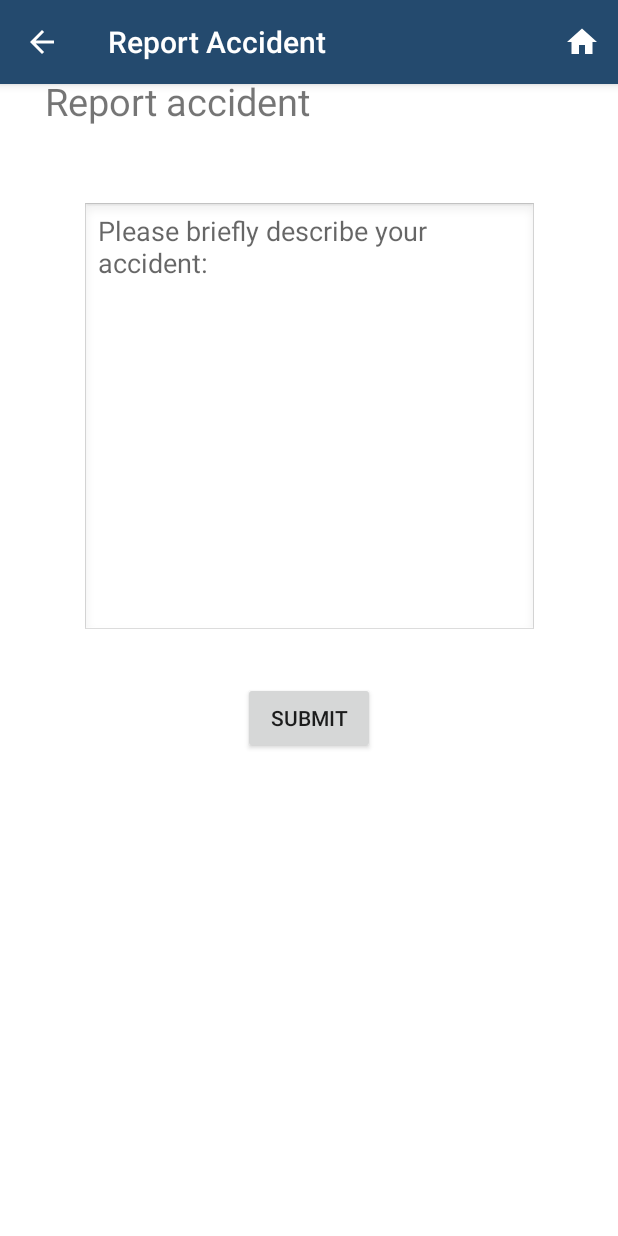
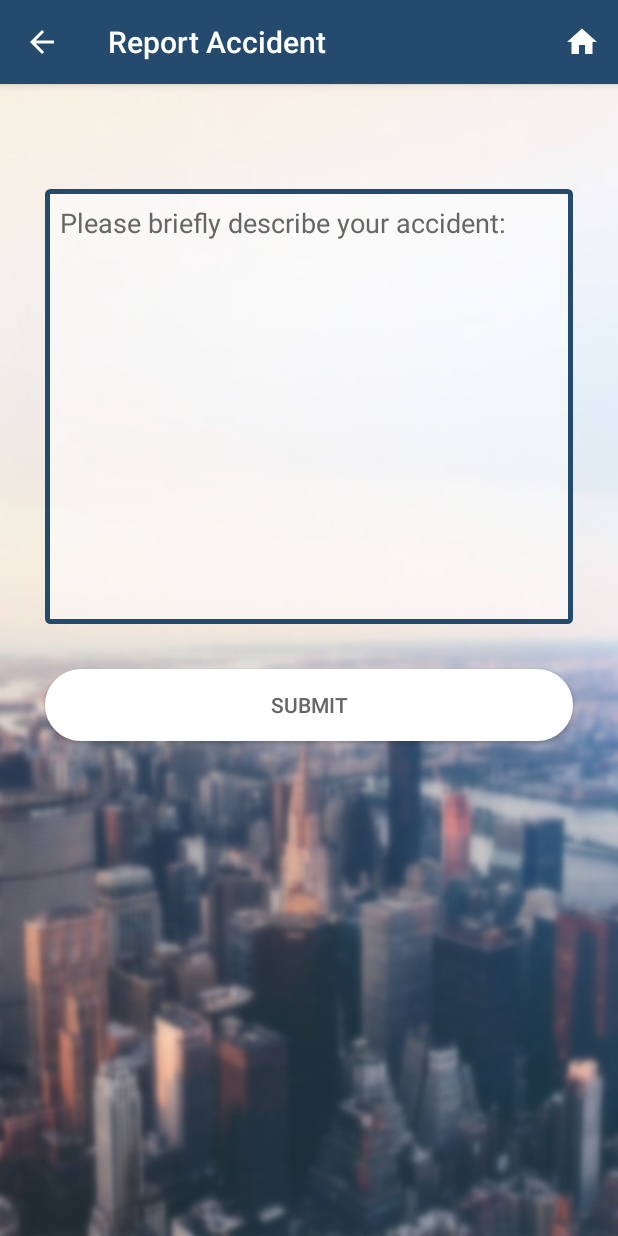
Before and after one commit to mandouss/tyrata-mobile, an Android app: the Report_accident screen opened directly, with no data from a screen before it, on a phone screen of 412 x 824 dp. Run offline under Robolectric (Android 15) with nearby library versions, the phone set to English and light mode, and no system bars.

Commit message:
modify report UI

```diff
--- /dev/null
+++ b/app/src/main/res/drawable/edittext_report.xml
@@ -0,0 +1,19 @@
+<?xml version="1.0" encoding="utf-8"?>
+<shape xmlns:android="http://schemas.android.com/apk/res/android">
+    <stroke
+        android:width="3dp"
+        android:color="#244a6e"/>
+
+    <corners
+        android:radius="2dp"/>
+
+    <padding
+        android:top="0dp"
+        android:right="0dp"
+        android:left="0dp"
+        android:bottom="0dp"/>
+
+    <solid
+        android:color="#8fff"/>
+
+</shape>
--- a/app/src/main/res/drawable/login_gradients.xml
+++ b/app/src/main/res/drawable/login_gradients.xml
@@ -5,8 +5,8 @@
         android:startColor="#331c4a"
         android:angle="135" />
     <padding
-        android:bottom="7dp"
-        android:left="7dp"
-        android:right="7dp"
-        android:top="7dp"/>
+        android:bottom="0dp"
+        android:left="0dp"
+        android:right="0dp"
+        android:top="0dp"/>
 </shape>
--- a/app/src/main/res/layout/activity_input__vehicle__info.xml
+++ b/app/src/main/res/layout/activity_input__vehicle__info.xml
@@ -2,14 +2,14 @@
 <LinearLayout xmlns:android="http://schemas.android.com/apk/res/android"
     xmlns:tools="http://schemas.android.com/tools"
     android:layout_width="match_parent"
-    android:layout_height="match_parent"
+    android:layout_height="wrap_content"
     android:background="@drawable/login_gradients"
     tools:context="edu.duke.ece651.tyrata.calibration.Input_Vehicle_Info">
 
 
     <LinearLayout
         android:layout_width="match_parent"
-        android:layout_height="match_parent"
+        android:layout_height="wrap_content"
         android:orientation="vertical">
 
         <include
--- a/app/src/main/res/layout/activity_log_in.xml
+++ b/app/src/main/res/layout/activity_log_in.xml
@@ -9,9 +9,13 @@
     android:background="@drawable/login_background2"
     tools:context="edu.duke.ece651.tyrata.user.Log_in">
 
+
+
     <ScrollView
         android:layout_width="match_parent"
         android:layout_height="match_parent"
+        android:layout_marginLeft="30dp"
+        android:layout_marginRight="30dp"
         android:isScrollContainer="false">
 
         <LinearLayout
--- a/app/src/main/res/layout/activity_report_accident.xml
+++ b/app/src/main/res/layout/activity_report_accident.xml
@@ -1,55 +1,58 @@
 <?xml version="1.0" encoding="utf-8"?>
 
-<android.support.constraint.ConstraintLayout xmlns:android="http://schemas.android.com/apk/res/android"
+<LinearLayout xmlns:android="http://schemas.android.com/apk/res/android"
     xmlns:app="http://schemas.android.com/apk/res-auto"
     xmlns:tools="http://schemas.android.com/tools"
     android:layout_width="match_parent"
     android:layout_height="match_parent"
-    android:background="@color/white"
+    android:orientation="vertical"
+    android:background="@drawable/light_background3"
     tools:context="edu.duke.ece651.tyrata.calibration.Report_accident">
 
     <include
         android:id="@+id/toolbar"
         layout="@layout/toolbar"/>
 
-    <Button
-        android:id="@+id/report_submit"
-        android:layout_width="wrap_content"
-        android:layout_height="wrap_content"
-        android:layout_marginTop="30dp"
-        android:onClick="sendReportToMain"
-        android:text="Submit"
-        app:layout_constraintEnd_toEndOf="parent"
-        app:layout_constraintHorizontal_bias="0.5"
-        app:layout_constraintStart_toStartOf="parent"
-        app:layout_constraintTop_toBottomOf="@+id/report_editText" />
 
     <EditText
         android:id="@+id/report_editText"
-        android:layout_width="303dp"
+        android:layout_width="match_parent"
         android:layout_height="290dp"
-        android:layout_marginTop="50dp"
-        android:background="@android:drawable/edit_text"
+        android:layout_marginTop="70dp"
+        android:layout_marginLeft="30dp"
+        android:layout_marginRight="30dp"
+        android:paddingLeft="10dp"
+        android:paddingTop="10dp"
+        android:paddingRight="10dp"
+        android:paddingBottom="10dp"
         android:ems="10"
         android:gravity="left|top"
         android:hint="Please briefly describe your accident: "
+        android:textColorHint="@color/grey"
+        android:textColor="@color/grey"
+        android:background="@drawable/edittext_report"
         android:inputType="textMultiLine"
         android:maxLines="25"
         android:minLines="20"
         android:scrollbars="vertical"
         app:layout_constraintEnd_toEndOf="parent"
         app:layout_constraintHorizontal_bias="0.5"
+        app:layout_constraintStart_toStartOf="parent" />
+
+    <Button
+        android:id="@+id/report_submit"
+        android:layout_width="match_parent"
+        android:layout_height="wrap_content"
+        android:layout_marginLeft="30dp"
+        android:layout_marginRight="30dp"
+        android:layout_marginTop="30dp"
+        android:onClick="sendReportToMain"
+        android:background="@drawable/login_button"
+        android:text="Submit"
+        android:textColor="@color/grey"
+        app:layout_constraintEnd_toEndOf="parent"
+        app:layout_constraintHorizontal_bias="0.5"
         app:layout_constraintStart_toStartOf="parent"
-        app:layout_constraintTop_toBottomOf="@+id/report_title" />
+        app:layout_constraintTop_toBottomOf="@+id/report_editText" />
 
-    <TextView
-        android:id="@+id/report_title"
-        android:layout_width="wrap_content"
-        android:layout_height="wrap_content"
-        android:layout_marginStart="30dp"
-        android:layout_marginTop="50dp"
-        android:text="Report accident"
-        android:textSize="25dp"
-        app:layout_constraintStart_toStartOf="parent"
-        app:layout_constraintTop_toTopOf="parent" />
-</android.support.constraint.ConstraintLayout>
+</LinearLayout>
```
Also changed, not shown: app/src/main/res/drawable/light_bachground2.jpg (added), app/src/main/res/drawable/light_background3.jpg (added).
